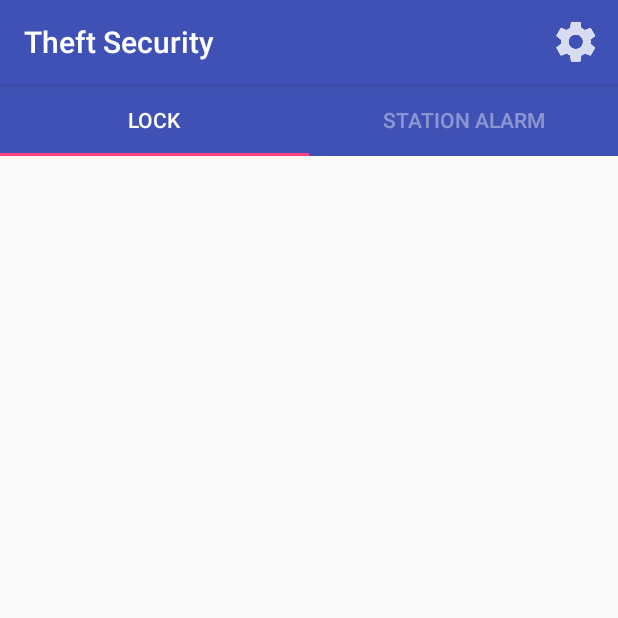
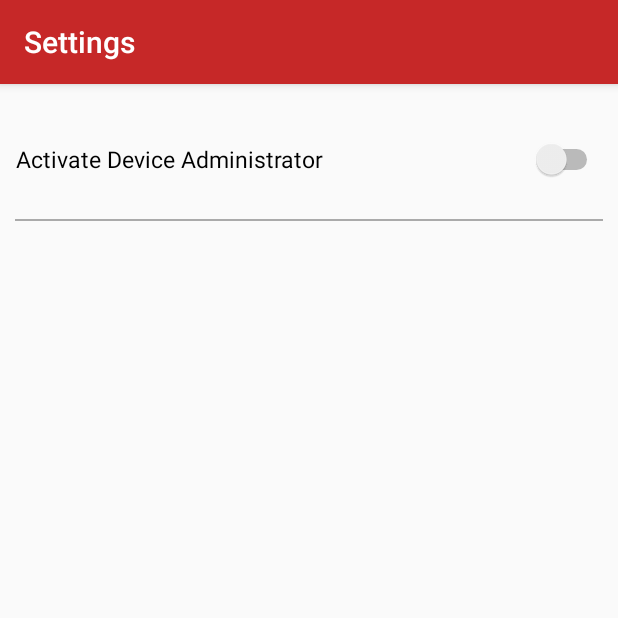
Before and after one commit to ishaandhamija/HackDTU, an Android app: the screen it shows after launch (HomeScreenActivity before the commit, SettingsActivity after it), after a tap on "Settings", on a phone screen of 412 x 824 dp, the top half of it. Run offline under Robolectric (Android 15) with nearby library versions, the phone set to English and light mode, and no system bars.

Commit message:
lock through app functionality added

```diff
--- a/app/build.gradle
+++ b/app/build.gradle
@@ -19,6 +19,7 @@ android {
     }
 }
 
+
 dependencies {
     compile fileTree(dir: 'libs', include: ['*.jar'])
     androidTestCompile('com.android.support.test.espresso:espresso-core:2.2.2', {
--- a/app/src/main/java/tech/hackdtu/developers2/theftsecurity/Activities/HomeScreenActivity.java
+++ b/app/src/main/java/tech/hackdtu/developers2/theftsecurity/Activities/HomeScreenActivity.java
@@ -1,5 +1,6 @@
 package tech.hackdtu.developers2.theftsecurity.Activities;
 
+import android.content.Intent;
 import android.os.Bundle;
 import android.support.design.widget.TabLayout;
 import android.support.v4.view.ViewPager;
@@ -19,6 +20,8 @@ public class HomeScreenActivity extends AppCompatActivity {
     ViewPagerAdapter adapter;
     LockFragment lockFragment;
     StationAlarmFragment stationAlarmFragment;
+
+    public static Integer REQ_CODE = 121;
 
     @Override
     protected void onCreate(Bundle savedInstanceState) {
@@ -77,6 +80,7 @@ public class HomeScreenActivity extends AppCompatActivity {
     public boolean onOptionsItemSelected(MenuItem item) {
         switch (item.getItemId()) {
             case R.id.settings:
+                startActivityForResult(new Intent(HomeScreenActivity.this, SettingsActivity.class), REQ_CODE);
                 return true;
             default:
                 return super.onOptionsItemSelected(item);
@@ -91,4 +95,14 @@ public class HomeScreenActivity extends AppCompatActivity {
         adapter.addFragment(stationAlarmFragment,"Station Alarm");
         viewPager.setAdapter(adapter);
     }
+
+    @Override
+    protected void onActivityResult(int requestCode, int resultCode, Intent data) {
+        switch (requestCode) {
+            case 121 :
+
+                break;
+        }
+        super.onActivityResult(requestCode, resultCode, data);
+    }
 }
--- /dev/null
+++ b/app/src/main/java/tech/hackdtu/developers2/theftsecurity/Activities/SettingsActivity.java
@@ -0,0 +1,90 @@
+package tech.hackdtu.developers2.theftsecurity.Activities;
+
+import android.app.Activity;
+import android.app.ActivityManager;
+import android.app.admin.DevicePolicyManager;
+import android.content.ComponentName;
+import android.content.Context;
+import android.content.Intent;
+import android.content.SharedPreferences;
+import android.os.Bundle;
+import android.support.v7.app.AppCompatActivity;
+import android.widget.CompoundButton;
+import android.widget.Switch;
+import android.widget.Toast;
+
+import tech.hackdtu.developers2.theftsecurity.R;
+import tech.hackdtu.developers2.theftsecurity.Utils.MyAdmin;
+
+public class SettingsActivity extends AppCompatActivity {
+
+    Switch adminswitch;
+
+    public static final Integer RESULT_ENABLE = 111;
+    DevicePolicyManager devicePolicyManager;
+    ActivityManager activityManager;
+    ComponentName componentName;
+
+    SharedPreferences sharedpreferences;
+    public static final String MyPREFERENCES = "MyPrefs" ;
+
+    @Override
+    protected void onCreate(Bundle savedInstanceState) {
+        super.onCreate(savedInstanceState);
+        setContentView(R.layout.activity_settings);
+
+        getSupportActionBar().setTitle("Settings");
+
+        sharedpreferences = getSharedPreferences(MyPREFERENCES, Context.MODE_PRIVATE);
+
+        devicePolicyManager = (DevicePolicyManager) getSystemService(DEVICE_POLICY_SERVICE);
+        activityManager = (ActivityManager) getSystemService(ACTIVITY_SERVICE);
+        componentName = new ComponentName(this, MyAdmin.class);
+
+        adminswitch = (Switch) findViewById(R.id.adminswitch);
+        if (sharedpreferences.getString("admin", null) != null) {
+            if (sharedpreferences.getString("admin", null).equals("enabled")) {
+                adminswitch.setChecked(true);
+            }
+        }
+
+        adminswitch.setOnCheckedChangeListener(new CompoundButton.OnCheckedChangeListener() {
+            @Override
+            public void onCheckedChanged(CompoundButton compoundButton, boolean b) {
+                if (b) {
+                    Intent intent = new Intent(DevicePolicyManager.ACTION_ADD_DEVICE_ADMIN);
+                    intent.putExtra(DevicePolicyManager.EXTRA_DEVICE_ADMIN, componentName);
+                    intent.putExtra(DevicePolicyManager.EXTRA_ADD_EXPLANATION, "Additional text");
+                    startActivityForResult(intent, RESULT_ENABLE);
+                }
+                else {
+                    devicePolicyManager.removeActiveAdmin(componentName);
+                    SharedPreferences.Editor editor = sharedpreferences.edit();
+                    editor.putString("admin", "disabled");
+                    editor.commit();
+                }
+            }
+        });
+    }
+
+    @Override
+    protected void onActivityResult(int requestCode, int resultCode, Intent data) {
+
+        switch (requestCode) {
+            case 111 :
+                if (resultCode == Activity.RESULT_OK) {
+                    SharedPreferences.Editor editor = sharedpreferences.edit();
+                    editor.putString("admin", "enabled");
+                    editor.commit();
+                    adminswitch.setChecked(true);
+                }
+                else {
+                    Toast.makeText(this, "Admin Disabled", Toast.LENGTH_SHORT).show();
+                    adminswitch.setChecked(false);
+                }
+                break;
+        }
+
+        super.onActivityResult(requestCode, resultCode, data);
+    }
+}
--- a/app/src/main/java/tech/hackdtu/developers2/theftsecurity/Fragments/LockFragment.java
+++ b/app/src/main/java/tech/hackdtu/developers2/theftsecurity/Fragments/LockFragment.java
@@ -1,5 +1,10 @@
 package tech.hackdtu.developers2.theftsecurity.Fragments;
 
+import android.app.ActivityManager;
+import android.app.admin.DevicePolicyManager;
+import android.content.ComponentName;
+import android.content.Context;
+import android.content.SharedPreferences;
 import android.os.Build;
 import android.os.Bundle;
 import android.support.annotation.Nullable;
@@ -8,14 +13,28 @@ import android.support.v4.app.Fragment;
 import android.view.LayoutInflater;
 import android.view.View;
 import android.view.ViewGroup;
+import android.widget.ImageView;
+import android.widget.Toast;
 
 import tech.hackdtu.developers2.theftsecurity.R;
+import tech.hackdtu.developers2.theftsecurity.Utils.MyAdmin;
+
+import static android.content.Context.ACTIVITY_SERVICE;
+import static android.content.Context.DEVICE_POLICY_SERVICE;
 
 /**
  * Created by ishaandhamija on 14/10/17.
  */
 
 public class LockFragment extends Fragment {
+
+    ImageView lock;
+    DevicePolicyManager devicePolicyManager;
+    ActivityManager activityManager;
+    ComponentName componentName;
+
+    SharedPreferences sharedpreferences;
+    public static final String MyPREFERENCES = "MyPrefs" ;
 
     @Override
     public void onCreate(@Nullable Bundle savedInstanceState) {
@@ -29,6 +48,30 @@ public class LockFragment extends Fragment {
     public View onCreateView(LayoutInflater inflater, @Nullable ViewGroup container, @Nullable Bundle savedInstanceState) {
         final View rootView = inflater.inflate(R.layout.fragment_lock, container, false);
 
+        lock = (ImageView) rootView.findViewById(R.id.lock);
+        devicePolicyManager = (DevicePolicyManager) getContext().getSystemService(DEVICE_POLICY_SERVICE);
+        activityManager = (ActivityManager) getContext().getSystemService(ACTIVITY_SERVICE);
+        componentName = new ComponentName(getContext(), MyAdmin.class);
+
+        sharedpreferences = getContext().getSharedPreferences(MyPREFERENCES, Context.MODE_PRIVATE);
+
+        lock.setOnClickListener(new View.OnClickListener() {
+            @Override
+            public void onClick(View view) {
+                boolean active = devicePolicyManager.isAdminActive(componentName);
+                if (active) {
+                    SharedPreferences.Editor editor = sharedpreferences.edit();
+                    editor.putString("isLocked", "yes");
+                    editor.commit();
+                    devicePolicyManager.lockNow();
+                }
+                else {
+                    Toast.makeText(getContext(), "Activate Device Administrator in Settings", Toast.LENGTH_SHORT).show();
+                }
+            }
+        });
+
         return rootView;
     }
+
 }
--- /dev/null
+++ b/app/src/main/res/layout/activity_settings.xml
@@ -0,0 +1,42 @@
+<?xml version="1.0" encoding="utf-8"?>
+<LinearLayout xmlns:android="http://schemas.android.com/apk/res/android"
+    xmlns:app="http://schemas.android.com/apk/res-auto"
+    xmlns:tools="http://schemas.android.com/tools"
+    android:layout_width="match_parent"
+    android:layout_height="match_parent"
+    tools:context="tech.hackdtu.developers2.theftsecurity.Activities.SettingsActivity">
+
+    <LinearLayout
+        android:layout_width="match_parent"
+        android:layout_height="match_parent"
+        android:orientation="vertical"
+        android:layout_margin="10dp">
+
+        <LinearLayout
+            android:layout_width="match_parent"
+            android:layout_height="wrap_content"
+            android:orientation="horizontal">
+
+            <TextView
+                android:layout_width="wrap_content"
+                android:layout_height="80dp"
+                android:gravity="center"
+                android:textColor="#000"
+                android:textSize="15sp"
+                android:text="Activate Device Administrator"/>
+
+            <Switch
+                android:layout_width="match_parent"
+                android:layout_height="wrap_content"
+                android:id="@+id/adminswitch"/>
+
+        </LinearLayout>
+
+        <View
+            android:layout_width="match_parent"
+            android:layout_height="1dp"
+            android:background="@android:color/darker_gray"/>
+
+    </LinearLayout>
+
+</LinearLayout>
--- a/app/src/main/res/values/colors.xml
+++ b/app/src/main/res/values/colors.xml
@@ -1,8 +1,8 @@
 <?xml version="1.0" encoding="utf-8"?>
 <resources>
-    <color name="colorPrimary">#3F51B5</color>
-    <color name="colorPrimaryDark">#303F9F</color>
-    <color name="colorAccent">#FF4081</color>
+    <color name="colorPrimary">#c62828</color>
+    <color name="colorPrimaryDark">#b71c1c</color>
+    <color name="colorAccent">#d32f2f</color>
 
     <color name="colorTextPrimary">#FFFFFF</color>
     <color name="colorTextDisable">#66FFFFFF</color>
--- /dev/null
+++ b/app/src/main/res/xml/policies.xml
@@ -0,0 +1,6 @@
+<?xml version="1.0" encoding="utf-8"?>
+<device-admin xmlns:android="http://schemas.android.com/apk/res/android">
+    <uses-policies>
+        <force-lock/>
+    </uses-policies>
+</device-admin>
```
Also changed, not shown: app/src/main/AndroidManifest.xml (+10 -0 lines), app/src/main/java/tech/hackdtu/developers2/theftsecurity/Utils/MyAdmin.java (added, +23 -0 lines), app/src/main/java/tech/hackdtu/developers2/theftsecurity/Utils/TabPagerAdapter.java (deleted, +0 -39 lines), app/src/main/res/layout/fragment_lock.xml (+22 -0 lines), app/src/main/res/drawable/padlock.png (added).
